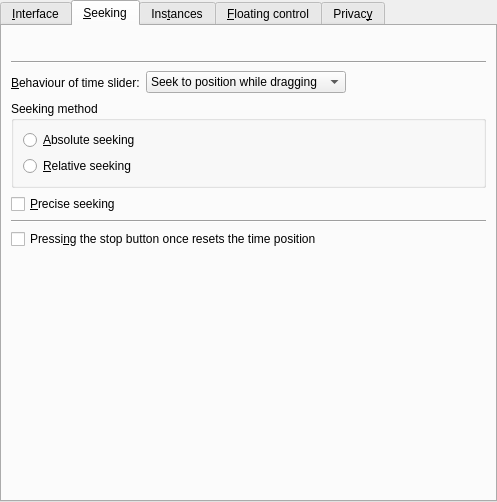
The window that src/prefinterface.ui (wilbert2000/wzplayer) describes before a commit, drawn with Qt 5.
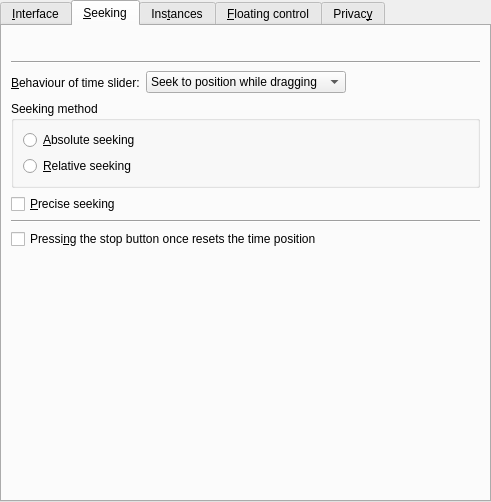
The same window after the commit. The open tabs and pages were chosen to show the change. Custom widgets are drawn as their Qt base class.

Commit message: Fix layout in prefinterface

The edit to the form file:
```diff
--- a/src/prefinterface.ui
+++ b/src/prefinterface.ui
@@ -6,7 +6,7 @@
    <rect>
     <x>0</x>
     <y>0</y>
-    <width>497</width>
+    <width>491</width>
     <height>502</height>
    </rect>
   </property>
@@ -437,9 +437,12 @@
          <property name="orientation">
           <enum>Qt::Horizontal</enum>
          </property>
+         <property name="sizeType">
+          <enum>QSizePolicy::Expanding</enum>
+         </property>
          <property name="sizeHint" stdset="0">
           <size>
-           <width>40</width>
+           <width>350</width>
            <height>20</height>
           </size>
          </property>
```
The commit also changes 1 other file.
